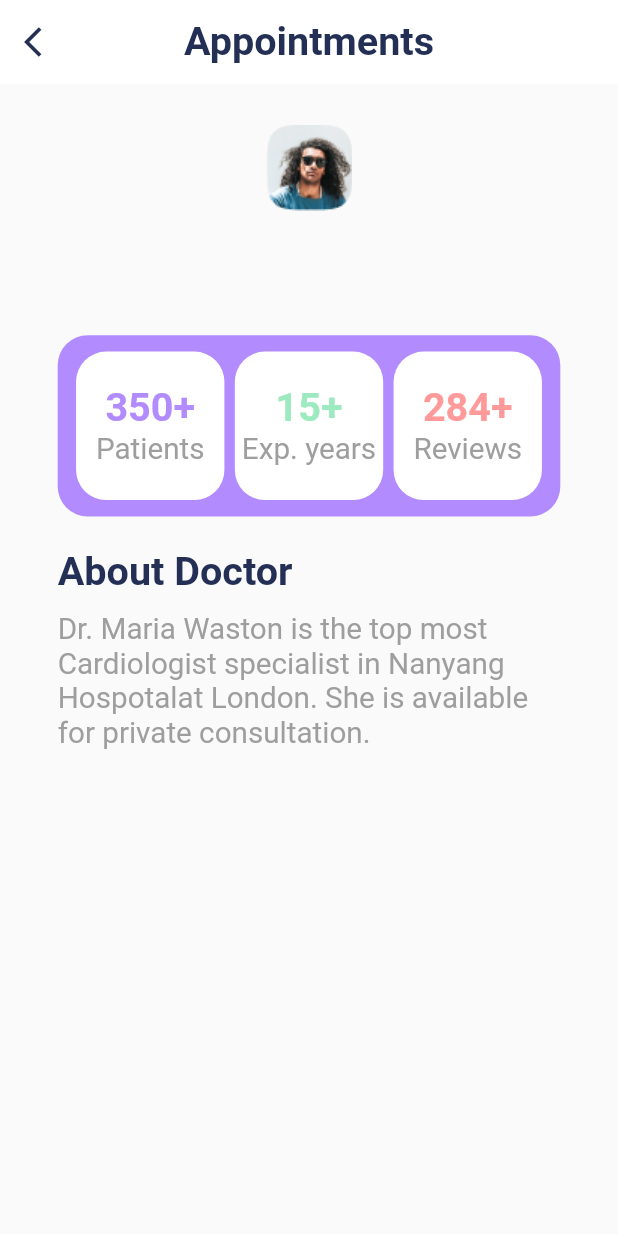
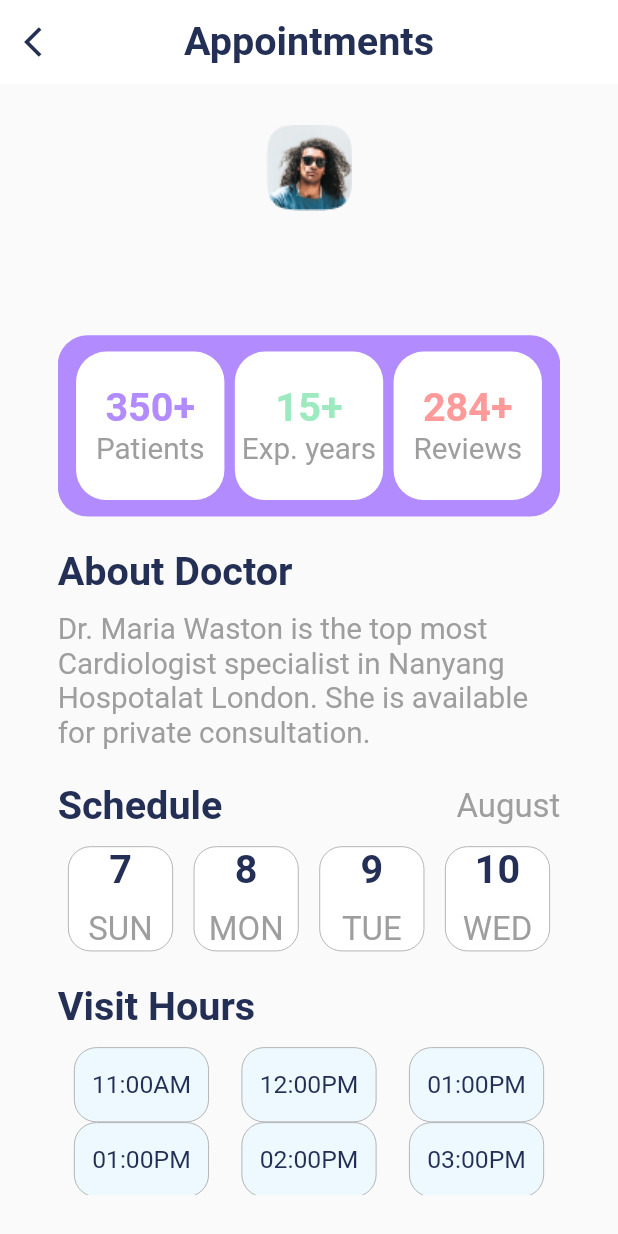
Before and after one commit to KhubaibJamal/devathon, a Flutter app: the AppointmentScreen screen opened directly with empty values, on a phone screen of 412 x 824 dp. Run offline on Flutter 3.47's test engine with Material 2 defaults, Android fonts, the phone set to English and light mode, and no system bars; our stand-ins replace firebase_auth, firebase_core, flutter_svg, shared_preferences; accounts and stored records are empty.

Commit message:
complete appointment screen

```diff
--- a/lib/screens/appointment/appointment_screen.dart
+++ b/lib/screens/appointment/appointment_screen.dart
@@ -1,11 +1,14 @@
+import 'package:devathon/components/default_button.dart';
 import 'package:devathon/const.dart';
 import 'package:devathon/size_config.dart';
 import 'package:flutter/material.dart';
 
 import 'component/about_doctor.dart';
 import 'component/dr_detail_box.dart';
+import 'component/schedule.dart';
+import 'component/visited_hours.dart';
 
-class AppointmentScreen extends StatelessWidget {
+class AppointmentScreen extends StatefulWidget {
   // static String routeName = "/appointment";
   final String drName;
   final String field;
@@ -15,6 +18,11 @@ class AppointmentScreen extends StatelessWidget {
     required this.field,
   });
 
+  @override
+  State<AppointmentScreen> createState() => _AppointmentScreenState();
+}
+
+class _AppointmentScreenState extends State<AppointmentScreen> {
   @override
   Widget build(BuildContext context) {
     return Scaffold(
@@ -41,16 +49,17 @@ class AppointmentScreen extends StatelessWidget {
               horizontal: getProportionateScreenWidth(15),
               vertical: getProportionateScreenWidth(10),
             ),
+            child: SingleChildScrollView(
               child: Column(
                 children: [
                   Image.asset(
                     'assets/images/Rectangle 2.png',
                   ),
                   SizedBox(height: getProportionateScreenWidth(10)),
-                Text(drName, style: defaultTextStyle),
+                  Text(widget.drName, style: defaultTextStyle),
                   SizedBox(height: getProportionateScreenWidth(10)),
                   Text(
-                  field,
+                    widget.field,
                     style: TextStyle(
                       color: Colors.grey,
                       fontSize: getProportionateScreenWidth(15),
@@ -63,7 +72,20 @@ class AppointmentScreen extends StatelessWidget {
                   // about dr
                   SizedBox(height: getProportionateScreenWidth(20)),
                   const AboutDoctor(),
+
+                  // schedule
+                  SizedBox(height: getProportionateScreenWidth(20)),
+                  const Schedule(),
+
+                  // visit hours
+                  SizedBox(height: getProportionateScreenWidth(20)),
+                  const VisitedHours(),
+
+                  // button
+                  SizedBox(height: getProportionateScreenWidth(20)),
+                  DefaultButton(text: "Book Appointment", press: () {})
                 ],
+              ),
             ),
           ),
         ),
--- /dev/null
+++ b/lib/screens/appointment/component/schedule.dart
@@ -0,0 +1,100 @@
+import 'package:flutter/material.dart';
+
+import '../../../const.dart';
+import '../../../size_config.dart';
+
+class Schedule extends StatelessWidget {
+  const Schedule({
+    super.key,
+  });
+
+  @override
+  Widget build(BuildContext context) {
+    return Column(
+      children: [
+        Row(
+          mainAxisAlignment: MainAxisAlignment.spaceBetween,
+          children: [
+            Text(
+              "Schedule",
+              style: defaultTextStyle.copyWith(color: textColor),
+            ),
+            Text(
+              "August",
+              style: TextStyle(
+                color: Colors.grey,
+                fontSize: getProportionateScreenWidth(20),
+              ),
+            ),
+          ],
+        ),
+        SizedBox(height: getProportionateScreenWidth(10)),
+        const Row(
+          mainAxisAlignment: MainAxisAlignment.spaceAround,
+          children: [
+            DateContainer(date: "7", day: "SUN"),
+            DateContainer(date: "8", day: "MON"),
+            DateContainer(date: "9", day: "TUE"),
+            DateContainer(date: "10", day: "WED"),
+          ],
+        )
+      ],
+    );
+  }
+}
+
+class DateContainer extends StatefulWidget {
+  final String date;
+  final String day;
+  const DateContainer({
+    super.key,
+    required this.date,
+    required this.day,
+  });
+
+  @override
+  State<DateContainer> createState() => _DateContainerState();
+}
+
+class _DateContainerState extends State<DateContainer> {
+  bool isTap = false;
+  @override
+  Widget build(BuildContext context) {
+    return GestureDetector(
+      onTap: () {
+        setState(() {
+          isTap = !isTap;
+        });
+      },
+      child: Container(
+        height: 70,
+        width: 70,
+        decoration: BoxDecoration(
+          color: isTap == true ? purpleColor : whiteColor,
+          borderRadius: BorderRadius.circular(15),
+          border: Border.all(
+            color: Colors.grey,
+            width: 0.5,
+          ),
+        ),
+        child: Column(
+          children: [
+            Text(
+              widget.date,
+              style: defaultTextStyle.copyWith(
+                  color: isTap == true ? whiteColor : textColor),
+            ),
+            SizedBox(height: getProportionateScreenWidth(10)),
+            Text(
+              widget.day,
+              style: TextStyle(
+                color: isTap == true ? whiteColor : Colors.grey,
+                fontSize: getProportionateScreenWidth(20),
+              ),
+            ),
+          ],
+        ),
+      ),
+    );
+  }
+}
--- /dev/null
+++ b/lib/screens/appointment/component/visited_hours.dart
@@ -0,0 +1,87 @@
+import 'package:flutter/material.dart';
+
+import '../../../const.dart';
+import '../../../size_config.dart';
+
+class VisitedHours extends StatelessWidget {
+  const VisitedHours({
+    super.key,
+  });
+
+  @override
+  Widget build(BuildContext context) {
+    return Column(
+      crossAxisAlignment: CrossAxisAlignment.start,
+      children: [
+        Text(
+          "Visit Hours",
+          style: defaultTextStyle.copyWith(color: textColor),
+        ),
+        SizedBox(height: getProportionateScreenWidth(10)),
+        const Row(
+          mainAxisAlignment: MainAxisAlignment.spaceAround,
+          children: [
+            TimeContainer(time: "11:00AM"),
+            TimeContainer(time: "12:00PM"),
+            TimeContainer(time: "01:00PM"),
+          ],
+        ),
+        const Row(
+          mainAxisAlignment: MainAxisAlignment.spaceAround,
+          children: [
+            TimeContainer(time: "01:00PM"),
+            TimeContainer(time: "02:00PM"),
+            TimeContainer(time: "03:00PM"),
+          ],
+        ),
+      ],
+    );
+  }
+}
+
+class TimeContainer extends StatefulWidget {
+  final String time;
+  const TimeContainer({
+    super.key,
+    required this.time,
+  });
+
+  @override
+  State<TimeContainer> createState() => _TimeContainerState();
+}
+
+class _TimeContainerState extends State<TimeContainer> {
+  bool isTap = false;
+  @override
+  Widget build(BuildContext context) {
+    return GestureDetector(
+      onTap: () {
+        setState(() {
+          isTap = !isTap;
+        });
+      },
+      child: Container(
+        padding: const EdgeInsets.all(8),
+        height: 50,
+        width: 90,
+        decoration: BoxDecoration(
+          color: isTap == true ? purpleColor : textFieldColor,
+          borderRadius: BorderRadius.circular(15),
+          border: Border.all(
+            color: Colors.grey,
+            width: 0.5,
+          ),
+        ),
+        child: Center(
+          child: Text(
+            widget.time,
+            style: TextStyle(
+              color: isTap == true ? whiteColor : textColor,
+              fontSize: getProportionateScreenWidth(15),
+            ),
+          ),
+        ),
+      ),
+    );
+  }
+}
```
Lines whose indentation alone changed are shown as unchanged.
